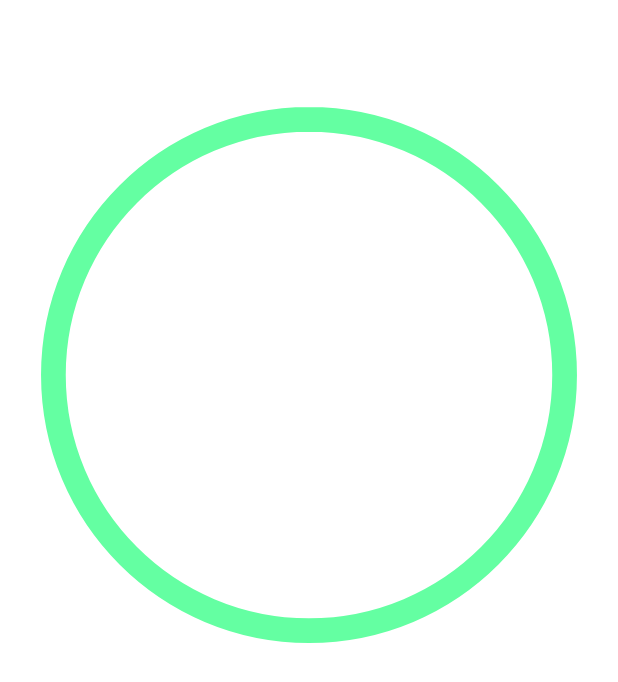
After one commit to eddyspaghette/TreasureFind, an Android app: the layout dialog_success.xml on its own in the app's theme, with its tools: preview values and no code run, on a phone screen of 412 x 824 dp. The commit adds this screen. Shown: the top 682 px of the screen. Run offline under Robolectric (Android 15) with nearby library versions, the phone set to English and light mode, and no system bars.

Commit message:
add success dialog, progress dialog and refactor MyFirebase.kt

```diff
--- /dev/null
+++ b/app/src/main/res/drawable/avd_anim.xml
@@ -0,0 +1,18 @@
+<animated-vector xmlns:android="http://schemas.android.com/apk/res/android" xmlns:aapt="http://schemas.android.com/aapt">
+    <aapt:attr name="android:drawable">
+        <vector android:name="vector" android:width="500dp" android:height="500dp" android:viewportWidth="500" android:viewportHeight="500">
+            <group android:name="wecqfpnicyn5af8pzcbzo">
+                <path android:name="qa2pkbr4ubmfuyxrrvoiy" android:pathData="M 250 43.2 C 135.743 43.2 43.2 135.743 43.2 250 C 43.2 364.257 135.743 456.8 250 456.8 C 364.257 456.8 456.8 364.257 456.8 250 C 456.8 135.743 364.257 43.2 250 43.2 Z" android:fillColor="#ffffff" android:strokeColor="#64ffa2" android:strokeWidth="20"/>
+                <path android:name="bpocamcbgogur0fb3co4a" android:pathData="M 374.08 157.457 C 383.903 167.28 383.903 183.307 374.08 193.13 L 224.667 342.543 C 219.497 347.713 213.293 349.781 207.089 349.781 C 200.885 349.781 194.164 347.196 189.511 342.543 L 125.92 279.469 C 116.097 269.646 116.097 253.619 125.92 243.796 C 135.743 233.973 151.77 233.973 161.593 243.796 L 207.089 289.292 L 338.924 157.457 C 348.23 147.634 364.257 147.634 374.08 157.457 Z" android:fillColor="#ffffff" android:strokeColor="#ffffff" android:strokeWidth="20"/>
+            </group>
+        </vector>
+    </aapt:attr>
+    <target android:name="qa2pkbr4ubmfuyxrrvoiy">
+        <aapt:attr name="android:animation">
+            <set>
+                <objectAnimator android:propertyName="trimPathEnd" android:duration="1352" android:valueFrom="0" android:valueTo="1" android:valueType="floatType" android:interpolator="@android:interpolator/fast_out_slow_in"/>
+                <objectAnimator android:propertyName="fillColor" android:startOffset="1352" android:duration="448" android:valueFrom="#ffffff" android:valueTo="#64ffa2" android:valueType="colorType" android:interpolator="@android:anim/accelerate_decelerate_interpolator"/>
+            </set>
+        </aapt:attr>
+    </target>
+</animated-vector>
--- /dev/null
+++ b/app/src/main/res/layout/dialog_success.xml
@@ -0,0 +1,16 @@
+<?xml version="1.0" encoding="utf-8"?>
+<androidx.constraintlayout.widget.ConstraintLayout xmlns:android="http://schemas.android.com/apk/res/android"
+    xmlns:app="http://schemas.android.com/apk/res-auto"
+    xmlns:tools="http://schemas.android.com/tools"
+    android:layout_width="match_parent"
+    android:layout_height="match_parent">
+
+    <ImageView
+        android:id="@+id/successVector"
+        android:layout_width="wrap_content"
+        android:layout_height="wrap_content"
+        app:layout_constraintStart_toStartOf="parent"
+        app:layout_constraintTop_toTopOf="parent"
+        android:src="@drawable/avd_anim"
+        tools:srcCompat="@tools:sample/avatars" />
+</androidx.constraintlayout.widget.ConstraintLayout>
```
Also changed, not shown: app/src/main/java/com/AERYZ/treasurefind/db/MyFirebase.kt (+33 -20 lines), app/src/main/java/com/AERYZ/treasurefind/main/ui/dialogs/ProgressDialog.kt (+17 -3 lines), app/src/main/java/com/AERYZ/treasurefind/main/ui/treasureadding/TreasureAddingActivity.kt (+3 -4 lines), app/src/main/res/drawable/dialog_rounded_background.xml (added, +11 -0 lines), app/src/main/res/layout/dialog_progress.xml (+8 -6 lines).
